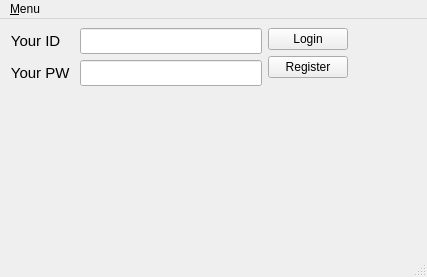
First picture: the form in FiveOfRuler/LoginWindow.ui, repository simneol/JuDeP, before the edit.
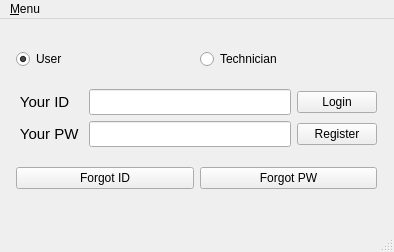
Second picture: the form after the edit.

Commit message: Fixed login layout, logout feature

Patch:
```diff
--- a/FiveOfRuler/LoginWindow.ui
+++ b/FiveOfRuler/LoginWindow.ui
@@ -6,8 +6,8 @@
    <rect>
     <x>0</x>
     <y>0</y>
-    <width>427</width>
-    <height>277</height>
+    <width>394</width>
+    <height>252</height>
    </rect>
   </property>
   <property name="sizePolicy">
@@ -26,28 +26,51 @@
    <widget class="QWidget" name="horizontalLayoutWidget">
     <property name="geometry">
      <rect>
-      <x>7</x>
-      <y>9</y>
-      <width>341</width>
-      <height>111</height>
+      <x>16</x>
+      <y>16</y>
+      <width>361</width>
+      <height>171</height>
      </rect>
     </property>
-    <layout class="QHBoxLayout" name="mainLayout">
+    <layout class="QVBoxLayout" name="mainLayout">
      <item>
-      <layout class="QFormLayout" name="leftLayout">
-       <item row="0" column="0">
-        <widget class="QLabel" name="idLabel">
-         <property name="font">
-          <font>
-           <pointsize>11</pointsize>
-          </font>
+      <layout class="QHBoxLayout" name="topLayout">
+       <item>
+        <widget class="QRadioButton" name="userRadioButton">
+         <property name="text">
+          <string>User</string>
          </property>
+         <property name="checked">
+          <bool>true</bool>
+         </property>
+        </widget>
+       </item>
+       <item>
+        <widget class="QRadioButton" name="technicianRadioButton">
          <property name="text">
-          <string> Your ID </string>
+          <string>Technician</string>
          </property>
         </widget>
        </item>
-       <item row="2" column="0">
+      </layout>
+     </item>
+     <item>
+      <layout class="QGridLayout" name="midLayout">
+       <item row="1" column="2">
+        <widget class="QPushButton" name="registerButton">
+         <property name="text">
+          <string>Register</string>
+         </property>
+        </widget>
+       </item>
+       <item row="0" column="2">
+        <widget class="QPushButton" name="loginButton">
+         <property name="text">
+          <string>Login</string>
+         </property>
+        </widget>
+       </item>
+       <item row="1" column="0">
         <widget class="QLabel" name="pwLabel">
          <property name="font">
           <font>
@@ -59,7 +82,7 @@
          </property>
         </widget>
        </item>
-       <item row="2" column="1">
+       <item row="1" column="1">
         <widget class="QLineEdit" name="pwLineEdit">
          <property name="font">
           <font>
@@ -80,37 +103,36 @@
          </property>
         </widget>
        </item>
+       <item row="0" column="0">
+        <widget class="QLabel" name="idLabel">
+         <property name="font">
+          <font>
+           <pointsize>11</pointsize>
+          </font>
+         </property>
+         <property name="text">
+          <string> Your ID </string>
+         </property>
+        </widget>
+       </item>
       </layout>
      </item>
      <item>
-      <layout class="QVBoxLayout" name="rightLayout">
+      <layout class="QHBoxLayout" name="bottomLayout">
        <item>
-        <widget class="QPushButton" name="loginButton">
+        <widget class="QPushButton" name="forgotIDButton">
          <property name="text">
-          <string>Login</string>
+          <string>Forgot ID</string>
          </property>
         </widget>
        </item>
        <item>
-        <widget class="QPushButton" name="registerButton">
+        <widget class="QPushButton" name="forgotPWButton">
          <property name="text">
-          <string>Register</string>
+          <string>Forgot PW</string>
          </property>
         </widget>
        </item>
-       <item>
-        <spacer name="verticalSpacer">
-         <property name="orientation">
-          <enum>Qt::Vertical</enum>
-         </property>
-         <property name="sizeHint" stdset="0">
-          <size>
-           <width>20</width>
-           <height>40</height>
-          </size>
-         </property>
-        </spacer>
-       </item>
       </layout>
      </item>
     </layout>
@@ -123,7 +145,7 @@
     <rect>
      <x>0</x>
      <y>0</y>
-     <width>427</width>
+     <width>394</width>
      <height>31</height>
     </rect>
    </property>
```
Left out of the diff: 14 changed lines with no effect on the pictures. The commit also changes 5 other files.
